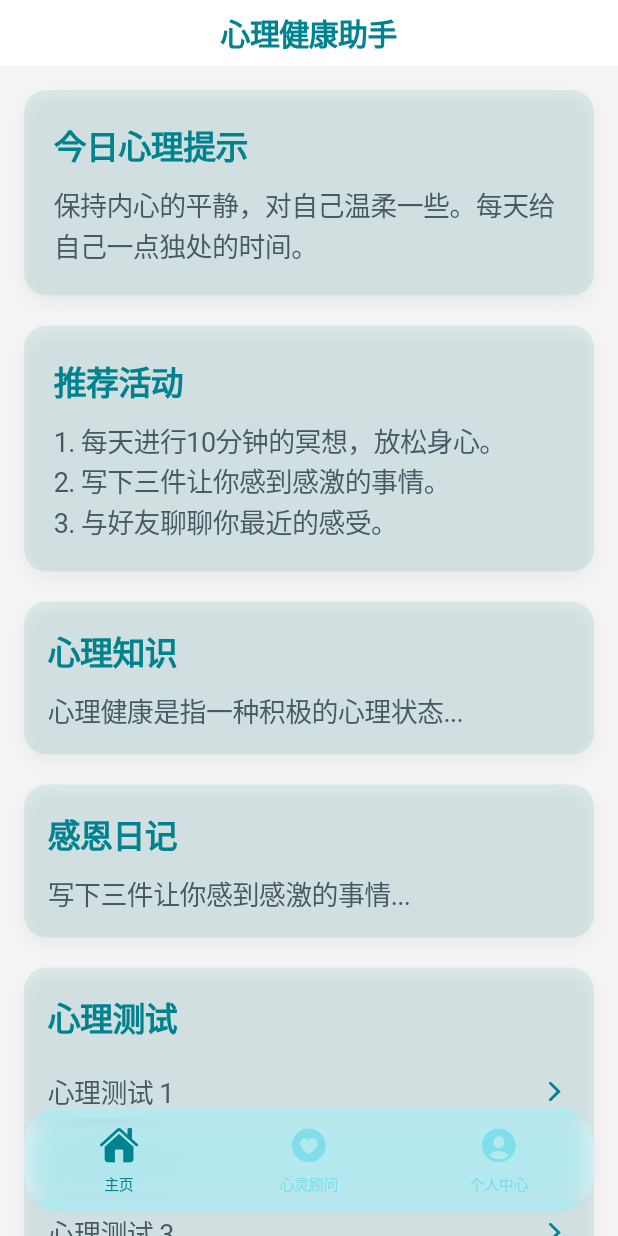
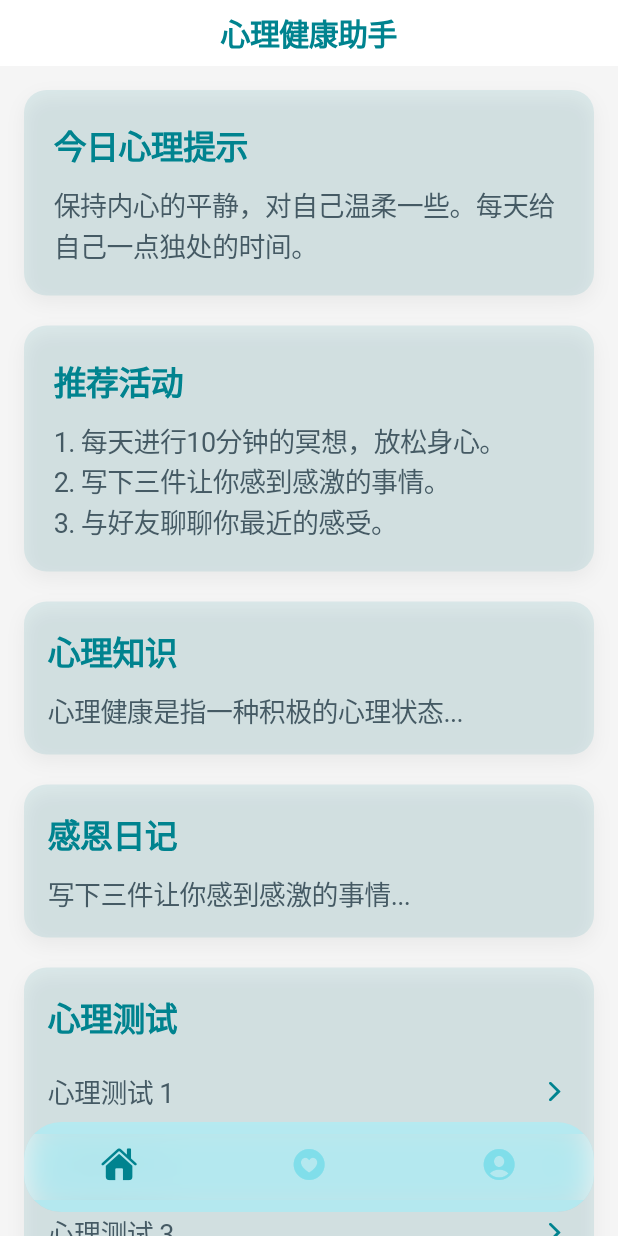
Before and after one commit to 12mimo/-, a Flutter app: the screen it shows after launch, on a phone screen of 412 x 824 dp. Run offline on Flutter 3.47's test engine with Material 3 defaults, Android fonts, the phone set to English and light mode, and no system bars.

Commit message:
优化底部tabbar

```diff
--- a/lib/main.dart
+++ b/lib/main.dart
@@ -64,7 +64,7 @@ class CupertinoStoreHomePageState extends State<CupertinoStoreHomePage> {
               child: ClipRRect(
                 borderRadius: BorderRadius.circular(25.0),
                 child: Container(
-                  height: 70.0, // 调整高度，使 TabBar 看起来更紧凑
+                  height: 60.0, // 调整高度，使 TabBar 看起来更紧凑
                   decoration: BoxDecoration(
                     color: isDarkMode ? const Color(0xFF37474F).withOpacity(0.9) : const Color(0xFFB2EBF2).withOpacity(0.9),
                     boxShadow: [
@@ -84,22 +84,22 @@ class CupertinoStoreHomePageState extends State<CupertinoStoreHomePage> {
                       backgroundColor: CupertinoColors.transparent,
                       activeColor: isDarkMode ? const Color(0xFF80CBC4) : const Color(0xFF00838F),
                       inactiveColor: isDarkMode ? const Color(0xFFB0BEC5) : const Color(0xFF80DEEA),
-                      iconSize: 26.0,
+                      iconSize: 24.0,
                       currentIndex: _selectedIndex,
                       onTap: _onTabTapped,
                       border: null,
                       items: const [
                         BottomNavigationBarItem(
                           icon: Icon(CupertinoIcons.house_fill),
-                          label: '主页',
+                          // label: '主页',
                         ),
                         BottomNavigationBarItem(
                           icon: Icon(CupertinoIcons.heart_circle_fill),
-                          label: '心灵顾问',
+                          // label: '心灵顾问',
                         ),
                         BottomNavigationBarItem(
                           icon: Icon(CupertinoIcons.person_crop_circle_fill),
-                          label: '个人中心',
+                          // label: '个人中心',
                         ),
                       ],
                     ),
```
